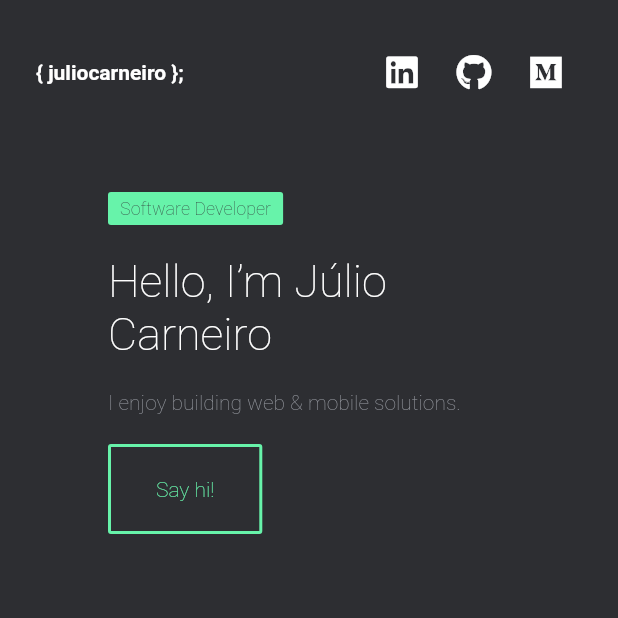
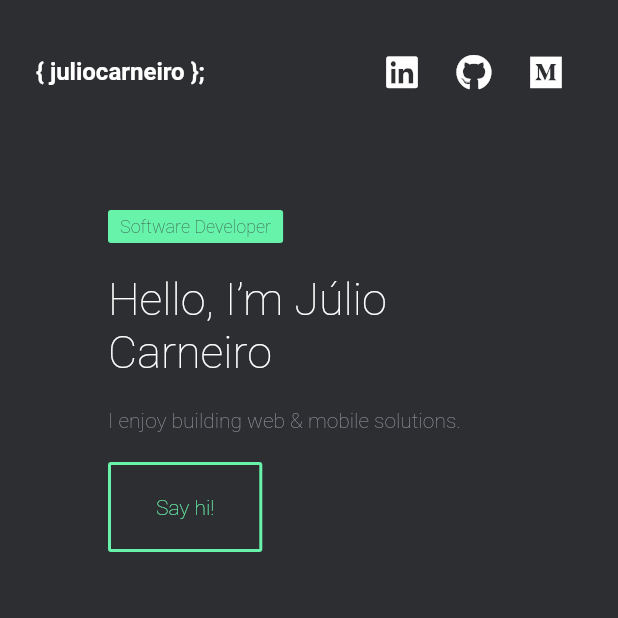
Before and after one commit to juliocarneiro/juliocarneiro-site-flutter, a Flutter app: the screen it shows after launch, on a phone screen of 412 x 824 dp, the top half of it. Run offline on Flutter 3.47's test engine with Material 2 defaults, Android fonts, the phone set to English and light mode, and no system bars; our stand-ins replace font_awesome_flutter, google_fonts; missing offline and left inert: dart:html; Roboto replaces fonts that are missing (Ubuntu); project files that could hold a hidden picture were left out.

Commit message:
refactor: home

```diff
--- a/lib/main.dart
+++ b/lib/main.dart
@@ -11,7 +11,7 @@ class MyApp extends StatelessWidget {
   Widget build(BuildContext context) {
     return MaterialApp(
       debugShowCheckedModeBanner: false,
-      title: 'juliocarneiro.com.br',
+      title: 'Júlio Carneiro | Software Developer',
       theme: ThemeData(
         textTheme: GoogleFonts.ubuntuTextTheme(
           Theme.of(context).textTheme,
--- a/lib/pages/home.dart
+++ b/lib/pages/home.dart
@@ -7,7 +7,10 @@ class Home extends StatelessWidget {
   @override
   Widget build(BuildContext context) {
     return Scaffold(
-      body: Column(
+      body: Scrollbar(
+        isAlwaysShown: true,
+        child: SingleChildScrollView(
+          child: Column(
             children: [
               Container(
                 padding: const EdgeInsets.all(24.0),
@@ -20,7 +23,7 @@ class Home extends StatelessWidget {
                         '{ juliocarneiro };',
                         style: TextStyle(
                           color: Colors.white,
-                      fontSize: 14,
+                          fontSize: 16,
                           fontWeight: FontWeight.bold,
                         ),
                       ),
@@ -75,7 +78,7 @@ class Home extends StatelessWidget {
               ),
               Container(
                 width: double.infinity,
-            padding: EdgeInsets.fromLTRB(72, 32, 72, 72),
+                padding: EdgeInsets.fromLTRB(72, 44, 72, 72),
                 color: Color(0xFF2D2E32),
                 child: Column(
                   crossAxisAlignment: CrossAxisAlignment.start,
@@ -124,7 +127,8 @@ class Home extends StatelessWidget {
                           primary: Color(0xFF67f3aa),
                           side: BorderSide(color: Color(0xFF67f3aa), width: 2),
                           shape: const RoundedRectangleBorder(
-                          borderRadius: BorderRadius.all(Radius.circular(2))),
+                              borderRadius:
+                                  BorderRadius.all(Radius.circular(2))),
                           padding: EdgeInsets.fromLTRB(32, 22, 32, 22),
                         ),
                         onPressed: () {
@@ -146,6 +150,8 @@ class Home extends StatelessWidget {
               ),
             ],
           ),
+        ),
+      ),
     );
   }
 }
```
Lines whose indentation alone changed are shown as unchanged.
